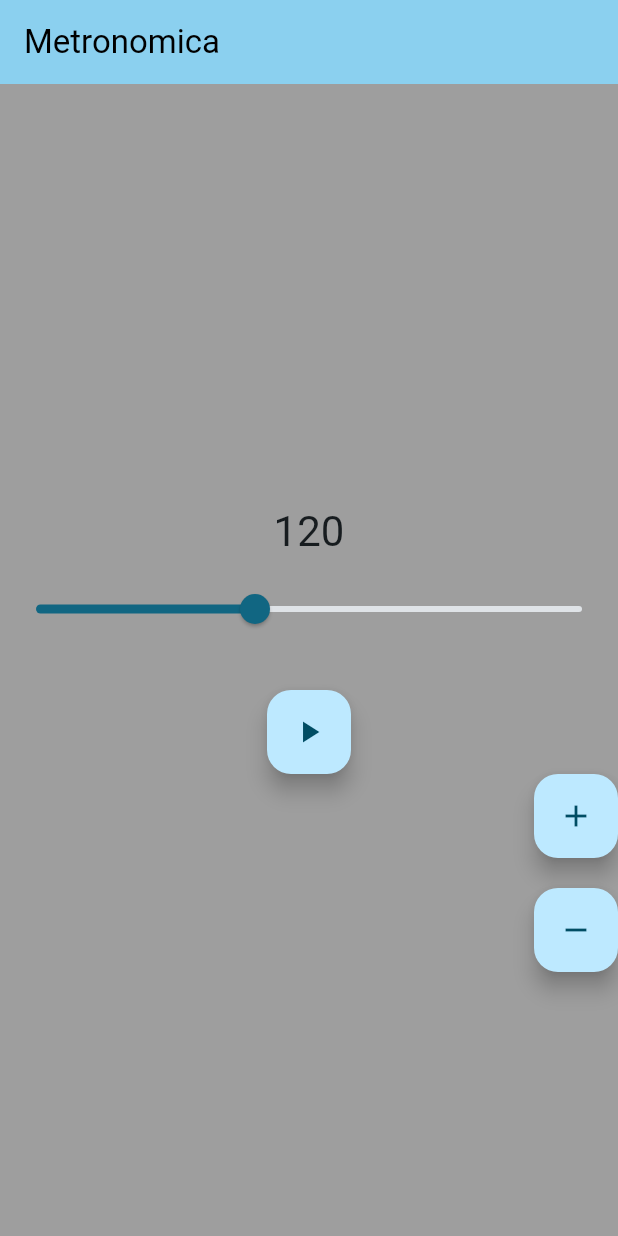
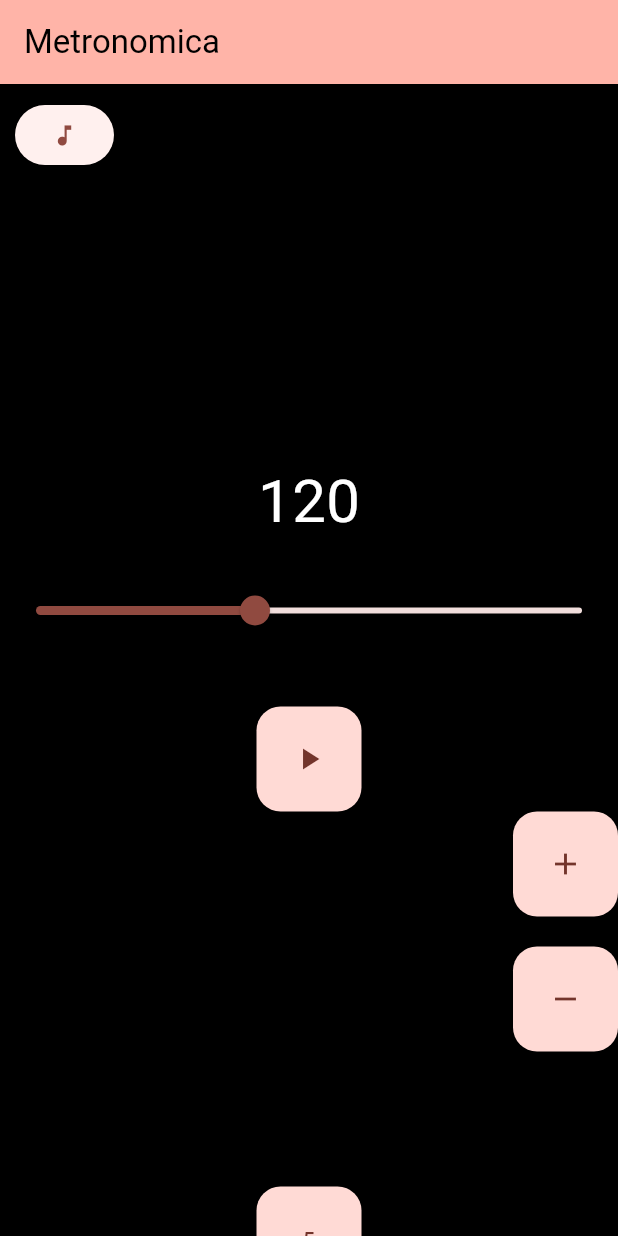
Before and after one commit to tncargil/Metronomica, a Flutter app: the screen it shows after launch, on a phone screen of 412 x 824 dp. Run offline on Flutter 3.47's test engine with Material 3 defaults, Android fonts, the phone set to English and light mode, and no system bars; our stand-ins replace audioplayers; missing offline and left inert: metronome.

Commit message:
ui updates

```diff
--- a/lib/main.dart
+++ b/lib/main.dart
@@ -15,10 +15,16 @@ class MyApp extends StatelessWidget {
     return MaterialApp(
       title: 'Flutter Demo',
       theme: ThemeData(
+        floatingActionButtonTheme: const FloatingActionButtonThemeData(
+          sizeConstraints: BoxConstraints.tightFor(
+            width: 70,
+            height: 70,
+          ),
+        ),
         // This is the theme of your application.
         //
         // TRY THIS: Try running your application with "flutter run". You'll see
-        scaffoldBackgroundColor: Colors.grey,
+        scaffoldBackgroundColor: Colors.black,
         // the application has a purple toolbar. Then, without quitting the app,
         // try changing the seedColor in the colorScheme below to Colors.green
         // and then invoke "hot reload" (save your changes or press the "hot
@@ -31,8 +37,8 @@ class MyApp extends StatelessWidget {
         //
         // This works for code too, not just values: Most code changes can be
         // tested with just a hot reload.
-        colorScheme: ColorScheme.fromSeed(seedColor: Colors.blueGrey),
-        useMaterial3: true,
+        colorScheme: ColorScheme.fromSeed(seedColor: Color(0x670101)),
+        //useMaterial3: true,
       ),
       home: const MyHomePage(title: 'Metronomica'),
     );
@@ -59,7 +65,10 @@ class _MyHomePageState extends State<MyHomePage> {
   final metronome = Metronome();
   final player = AudioPlayer();
   int bpm = 120;
+  int incrementAmount = 5;
   bool isPlaying = false;
+  double tuningValue = 0.0;
+
   void playMetronome() {
     metronome.play(120);
   }
@@ -67,6 +76,10 @@ class _MyHomePageState extends State<MyHomePage> {
   void playSoundThingy() async {
     await player.play(AssetSource("click.mp3"));
     //await SystemSound.play(SystemSoundType.click);
+  }
+
+  void checkTuning() {
+
   }
 
   void updateBpm(int tempoChangeAmount) {
@@ -96,51 +109,24 @@ class _MyHomePageState extends State<MyHomePage> {
 
   @override
   Widget build(BuildContext context) {
-    // This method is rerun every time setState is called, for instance as done
-    // by the _incrementCounter method above.
-    //
-    // The Flutter framework has been optimized to make rerunning build methods
-    // fast, so that you can just rebuild anything that needs updating rather
-    // than having to individually change instances of widgets.
-
     return Scaffold(
       appBar: AppBar(
-        // TRY THIS: Try changing the color here to a specific color (to
-        // Colors.amber, perhaps?) and trigger a hot reload to see the AppBar
-        // change color while the other colors stay the same.
         backgroundColor: Theme.of(context).colorScheme.inversePrimary,
         foregroundColor: Colors.black,
-
-        // Here we take the value from the MyHomePage object that was created by
-        // the App.build method, and use it to set our appbar title.
         title: Text(widget.title),
       ),
-      body: Center(
-        //TextButton(style: TextButton(onPressed: (){bpm += 5}, child: Text('+')));
-        // Center is a layout widget. It takes a single child and positions it
-        // in the middle of the parent.
+      body: Stack(
+        children: [
+          Center(
             child: Column(
-          // Column is also a layout widget. It takes a list of children and
-          // arranges them vertically. By default, it sizes itself to fit its
-          // children horizontally, and tries to be as tall as its parent.
-          //
-          // Column has various properties to control how it sizes itself and
-          // how it positions its children. Here we use mainAxisAlignment to
-          // center the children vertically; the main axis here is the vertical
-          // axis because Columns are vertical (the cross axis would be
-          // horizontal).
-          //
-          // TRY THIS: Invoke "ebug painting" (choose the "Toggle Debug Paint"
-          // action in the IDE, or press "p" in the console), to see the
-          // wireframe for each widget.
               mainAxisAlignment: MainAxisAlignment.center,
               children: <Widget>[
-          SizedBox(height: 280),
+                const SizedBox(height: 250),
                 Text(
                   bpm.round().toString(),
-              style: Theme.of(context).textTheme.headlineMedium,
+                  style: const TextStyle(color: Colors.white, fontSize: 40),
                 ),
-          SizedBox(height: 10),
+                const SizedBox(height: 20),
                 Slider(
                   value: bpm.toDouble(),
                   max: 300,
@@ -150,56 +136,87 @@ class _MyHomePageState extends State<MyHomePage> {
                   },
                   onChanged: (value) {
                     bpm = value.toInt();
-                setState(() {
-                });
+                    setState(() {});
                   },
                 ),
-            SizedBox(height: 30),
+                const SizedBox(height: 40),
                 FloatingActionButton(
-
                   onPressed: () async {
-                if(isPlaying) {
+                    if (isPlaying) {
                       metronome.pause();
                     } else {
                       metronome.play(bpm);
                     }
+                    setState(() {
                       isPlaying = !isPlaying;
+                    });
                   },
                   enableFeedback: false,
                   tooltip: 'Play',
                   child: const Icon(Icons.play_arrow),
-            ), //
+                ),
                 const Spacer(),
                 Row(
                   mainAxisAlignment: MainAxisAlignment.end,
                   children: <Widget>[
-                FloatingActionButton(onPressed: ()
-                {
-                    updateBpm(5);
+                    FloatingActionButton(
+                      onPressed: () {
+                        updateBpm(incrementAmount);
                       },
                       enableFeedback: false,
                       child: const Icon(Icons.add),
                     ),
                   ],
                 ),
-            SizedBox(height: 20),
+                const SizedBox(height: 20),
                 Row(
                   mainAxisAlignment: MainAxisAlignment.end,
                   children: <Widget>[
-                FloatingActionButton(onPressed: ()
-                {
-                    updateBpm(-5);
+                    FloatingActionButton(
+                      onPressed: () {
+                        updateBpm(-incrementAmount);
                       },
                       enableFeedback: false,
                       child: const Icon(Icons.remove),
                     ),
                   ],
                 ),
-          SizedBox(height: 200),
+                const SizedBox(height: 90),
+                Column(
+                  mainAxisAlignment: MainAxisAlignment.end,
+                  children: <Widget>[
+                    FloatingActionButton(
+                      onPressed: () {
+                        setState(() {
+                          if (incrementAmount == 5) {
+                            incrementAmount = 10;
+                          } else if (incrementAmount == 10) {
+                            incrementAmount = 1;
+                          } else if (incrementAmount == 1) {
+                            incrementAmount = 5;
+                          }
+                        });
+                      },
+                      enableFeedback: false,
+                      child: Text(incrementAmount.toString()),
+                    ),
+                  ],
+                ),
               ],
             ),
           ),
-//This trailing comma makes auto-formatting nicer for build methods.
+          Positioned(
+            top: 10,
+            left: 10,
+            child: ElevatedButton(
+              onPressed: () {
+                checkTuning();
+              },
+              child: const Icon(Icons.music_note),
+            ),
+          ),
+        ],
+      ),
     );
   }
 }
```
Lines whose indentation alone changed are shown as unchanged.
